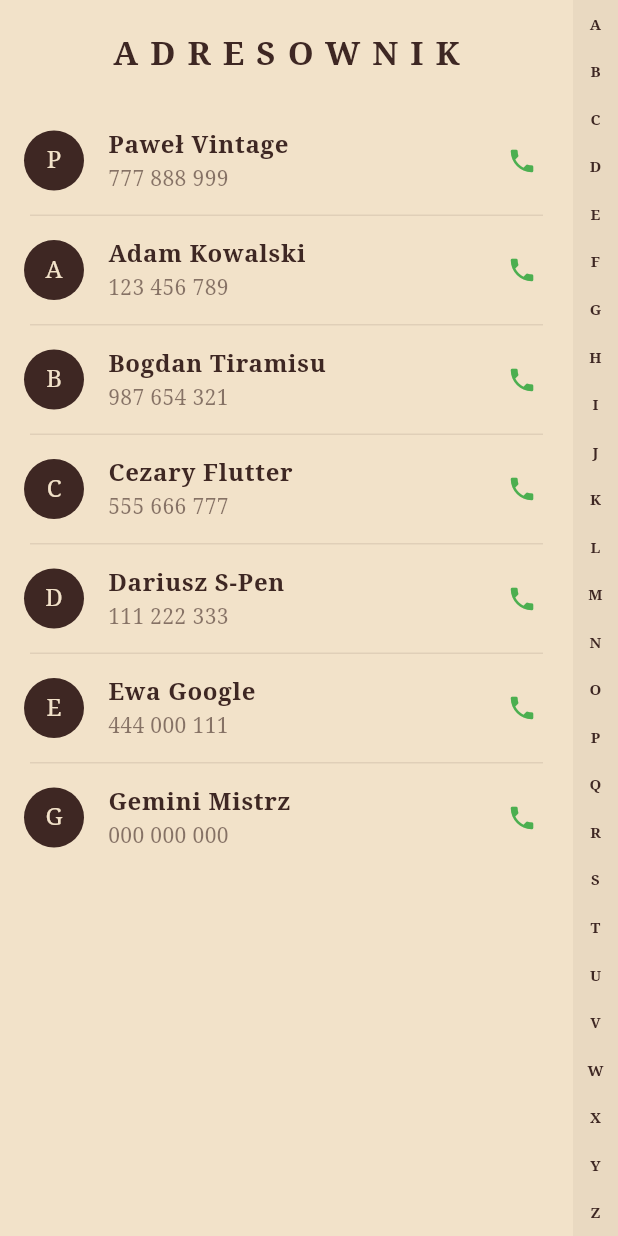
After one commit to pszyma2/vintage_organizer, a Flutter app: the ContactsView screen opened directly, on a phone screen of 412 x 824 dp. The commit adds this screen. Run offline on Flutter 3.47's test engine with Material 3 defaults, Android fonts, the phone set to English and light mode, and no system bars.

Commit message:
ksiazka adresowa

```diff
--- /dev/null
+++ b/lib/contacts_view.dart
@@ -0,0 +1,133 @@
+import 'package:flutter/material.dart';
+
+class ContactsView extends StatefulWidget {
+  const ContactsView({super.key});
+
+  @override
+  State<ContactsView> createState() => _ContactsViewState();
+}
+
+class _ContactsViewState extends State<ContactsView> {
+  // Przykładowa lista kontaktów (później będzie lecieć z bazy danych)
+  final List<Map<String, String>> _allContacts = [
+    {"name": "Paweł Vintage", "phone": "777 888 999"},
+    {"name": "Adam Kowalski", "phone": "123 456 789"},
+    {"name": "Bogdan Tiramisu", "phone": "987 654 321"},
+    {"name": "Cezary Flutter", "phone": "555 666 777"},
+    {"name": "Dariusz S-Pen", "phone": "111 222 333"},
+    {"name": "Ewa Google", "phone": "444 000 111"},
+    {"name": "Gemini Mistrz", "phone": "000 000 000"},
+  ];
+
+  final List<String> _alphabet = List.generate(
+    26,
+    (index) => String.fromCharCode(65 + index),
+  );
+  final ScrollController _scrollController = ScrollController();
+
+  @override
+  Widget build(BuildContext context) {
+    const Color paperColor = Color(0xFFF2E2C9);
+    const Color leatherColor = Color(0xFF3E2723);
+
+    return Scaffold(
+      backgroundColor: paperColor,
+      body: Row(
+        children: [
+          // GŁÓWNA LISTA KONTAKTÓW
+          Expanded(
+            child: Column(
+              children: [
+                const Padding(
+                  padding: EdgeInsets.symmetric(vertical: 20),
+                  child: Text(
+                    "ADRESOWNIK",
+                    style: TextStyle(
+                      fontSize: 22,
+                      fontWeight: FontWeight.bold,
+                      letterSpacing: 8,
+                      color: leatherColor,
+                    ),
+                  ),
+                ),
+                Expanded(
+                  child: ListView.separated(
+                    controller: _scrollController,
+                    itemCount: _allContacts.length,
+                    separatorBuilder: (context, index) => Divider(
+                      color: leatherColor.withValues(alpha: 0.1),
+                      height: 1,
+                      indent: 20,
+                      endIndent: 20,
+                    ),
+                    itemBuilder: (context, index) {
+                      final contact = _allContacts[index];
+                      return ListTile(
+                        leading: CircleAvatar(
+                          backgroundColor: leatherColor,
+                          child: Text(
+                            contact['name']![0],
+                            style: const TextStyle(color: paperColor),
+                          ),
+                        ),
+                        title: Text(
+                          contact['name']!,
+                          style: const TextStyle(
+                            fontWeight: FontWeight.bold,
+                            color: leatherColor,
+                          ),
+                        ),
+                        subtitle: Text(
+                          contact['phone']!,
+                          style: TextStyle(
+                            color: leatherColor.withValues(alpha: 0.6),
+                          ),
+                        ),
+                        trailing: const Icon(
+                          Icons.phone,
+                          color: Colors.green,
+                          size: 20,
+                        ),
+                      );
+                    },
+                  ),
+                ),
+              ],
+            ),
+          ),
+
+          // PASKIEM Z ALFABETEM (Nawigacja boczna)
+          Container(
+            width: 30,
+            color: leatherColor.withValues(alpha: 0.05),
+            child: Column(
+              mainAxisAlignment: MainAxisAlignment.center,
+              children: _alphabet
+                  .map(
+                    (letter) => Expanded(
+                      child: GestureDetector(
+                        onTap: () {
+                          // Tu w przyszłości dodamy skok do konkretnej litery
+                          print("Szukamy litery: $letter");
+                        },
+                        child: Center(
+                          child: Text(
+                            letter,
+                            style: const TextStyle(
+                              fontSize: 10,
+                              fontWeight: FontWeight.bold,
+                              color: leatherColor,
+                            ),
+                          ),
+                        ),
+                      ),
+                    ),
+                  )
+                  .toList(),
+            ),
+          ),
+        ],
+      ),
+    );
+  }
+}
--- a/lib/main.dart
+++ b/lib/main.dart
@@ -4,6 +4,7 @@ import 'notes_view.dart';
 import 'month_view.dart';
 import 'weekly_view.dart';
 import 'day_view.dart';
+import 'contacts_view.dart';
 import 'package:intl/date_symbol_data_local.dart';
 
 void main() {
@@ -85,7 +86,8 @@ class _MainOrganizerScreenState extends State<MainOrganizerScreen> {
               _buildPhysicalTab("MIES", 1),
               _buildPhysicalTab("TYDZ", 2),
               _buildPhysicalTab("DZIEŃ", 3),
-              _buildPhysicalTab("NOTY", 4),
+              _buildPhysicalTab("ADR", 4), // Nowy ząbek dla Adresownika
+              _buildPhysicalTab("NOTY", 5), // Notatki spadają na dół
               const Spacer(),
               IconButton(
                 onPressed: () => setState(() => _isOpened = false),
@@ -172,6 +174,8 @@ class _MainOrganizerScreenState extends State<MainOrganizerScreen> {
         // Zmieniliśmy nazwę z 'date' na 'initialDate' w day_view.dart, żeby obsłużyć PageView
         return DayView(initialDate: _selectedDay);
       case 4:
+        return ContactsView(); // USUNIĘTO 'const' - to naprawi błąd ze zdjęcia
+      case 5:
         return const NotesView();
       default:
         return const Center(child: Text("Błąd widoku"));
```
